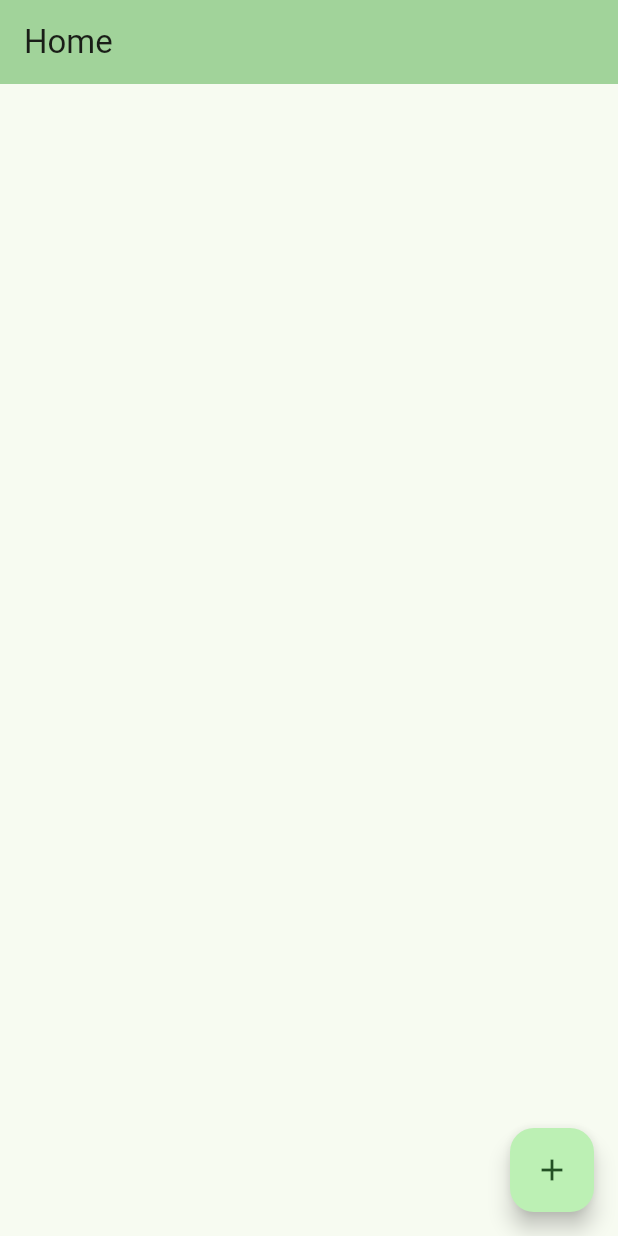
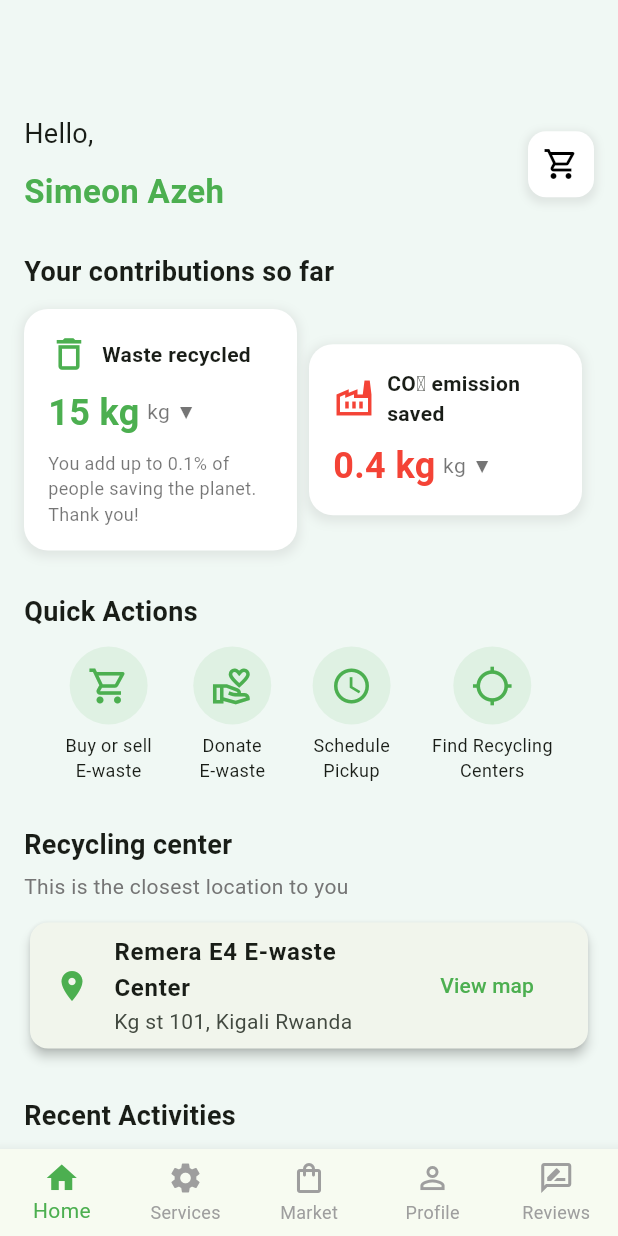
Before and after one commit to Afsaumutoniwase/jaclean, a Flutter app: the screen it shows after launch, on a phone screen of 412 x 824 dp. Run offline on Flutter 3.47's test engine with Material 3 defaults, Android fonts, the phone set to English and light mode, and no system bars; our stand-ins replace firebase_core; accounts and stored records are empty.

Commit message:
adding the home page front end

```diff
--- a/lib/main.dart
+++ b/lib/main.dart
@@ -1,6 +1,11 @@
 import 'package:flutter/material.dart';
 import 'package:firebase_core/firebase_core.dart';
 import 'firebase_options.dart';
+import 'presentation/screens/home_page.dart';
+import 'presentation/screens/profile_page.dart'; // Example additional screen
+import 'presentation/screens/market_page.dart';
+import 'presentation/screens/reviews_page.dart';
+import 'presentation/utils/bottom_nav.dart';
 
 void main() async {
   WidgetsFlutterBinding.ensureInitialized();
@@ -17,44 +22,47 @@ class MyApp extends StatelessWidget {
   @override
   Widget build(BuildContext context) {
     return MaterialApp(
-      title: 'Flutter Demo',
+      title: 'E-Waste Recycling',
+      debugShowCheckedModeBanner: false,
       theme: ThemeData(
         colorScheme: ColorScheme.fromSeed(seedColor: Colors.green),
       ),
-      home: const MyHomePage(title: 'Home'),
+      home: const MainScreen(), // Use the main navigation screen
     );
   }
 }
 
-class MyHomePage extends StatefulWidget {
-  const MyHomePage({super.key, required this.title});
-
-  final String title;
+/// **Manages bottom navigation for multiple pages**
+class MainScreen extends StatefulWidget {
+  const MainScreen({Key? key}) : super(key: key);
 
   @override
-  State<MyHomePage> createState() => _MyHomePageState();
+  _MainScreenState createState() => _MainScreenState();
 }
 
-class _MyHomePageState extends State<MyHomePage> {
-  int _counter = 0;
+class _MainScreenState extends State<MainScreen> {
+  int _selectedIndex = 0;
 
-  void _incrementCounter() {
+  final List<Widget> _pages = [
+    const HomePage(),
+    const MarketPage(),  // Example placeholder
+    const ProfilePage(),
+    const ReviewsPage(),
+  ];
+
+  void _onItemTapped(int index) {
     setState(() {
-      _counter++;
+      _selectedIndex = index;
     });
   }
 
   @override
   Widget build(BuildContext context) {
     return Scaffold(
-      appBar: AppBar(
-        backgroundColor: Theme.of(context).colorScheme.inversePrimary,
-        title: Text(widget.title),
-      ),
-      floatingActionButton: FloatingActionButton(
-        onPressed: _incrementCounter,
-        tooltip: 'Increment',
-        child: const Icon(Icons.add),
+      body: _pages[_selectedIndex], // Display the selected page
+      bottomNavigationBar: BottomNavBar(
+        selectedIndex: _selectedIndex,
+        onItemTapped: _onItemTapped,
       ),
     );
   }
--- /dev/null
+++ b/lib/presentation/screens/home_page.dart
@@ -0,0 +1,246 @@
+import 'package:flutter/material.dart';
+
+class HomePage extends StatelessWidget {
+  const HomePage({Key? key}) : super(key: key);
+
+  @override
+  Widget build(BuildContext context) {
+    return Scaffold(
+      backgroundColor: const Color(0xFFF0F8F4), // Light green background
+      body: SingleChildScrollView(
+        padding: const EdgeInsets.all(16.0),
+        child: Column(
+          crossAxisAlignment: CrossAxisAlignment.start,
+          children: [
+            const SizedBox(height: 60),
+
+            // Greeting & Cart Icon Section in One Row
+            Row(
+              children: [
+                Column(
+                  crossAxisAlignment: CrossAxisAlignment.start,
+                  children: const [
+                    Text("Hello,", style: TextStyle(fontSize: 18)),
+                    SizedBox(height: 10), // Adds slight spacing between "Hello," and "Simeon Azeh"
+                    Text(
+                      "Simeon Azeh",
+                      style: TextStyle(fontSize: 22, fontWeight: FontWeight.bold, color: Colors.green),
+                    ),
+                  ],
+                ),
+
+                const Spacer(), // Pushes the cart icon to the right
+                Container(
+                  decoration: BoxDecoration(
+                    color: Colors.white,
+                    borderRadius: BorderRadius.circular(12), // Rounded edges
+                    boxShadow: [
+                      BoxShadow(
+                        color: Colors.grey.withOpacity(0.2),
+                        spreadRadius: 2,
+                        blurRadius: 4,
+                        offset: const Offset(0, 2),
+                      ),
+                    ],
+                  ),
+                  padding: const EdgeInsets.all(10),
+                  child: const Icon(Icons.shopping_cart_outlined, color: Colors.black),
+                ),
+              ],
+            ),
+
+            const SizedBox(height: 25),
+
+            // Contributions Section
+            _buildContributionsSection(),
+
+            const SizedBox(height: 28),
+
+            // Quick Actions
+            const Text("Quick Actions", style: TextStyle(fontSize: 18, fontWeight: FontWeight.bold)),
+            const SizedBox(height: 10),
+            Row(
+              mainAxisAlignment: MainAxisAlignment.spaceEvenly,
+              children: [
+                _buildQuickAction("Buy or sell\nE-waste", Icons.shopping_cart_outlined),
+                _buildQuickAction("Donate\nE-waste", Icons.volunteer_activism_outlined),
+                _buildQuickAction("Schedule\nPickup", Icons.schedule),
+                _buildQuickAction("Find Recycling\nCenters", Icons.location_searching_outlined),
+              ],
+            ),
+
+            const SizedBox(height: 28),
+
+            // Recycling Center Section
+            const Text("Recycling center", style: TextStyle(fontSize: 18, fontWeight: FontWeight.bold)),
+            const SizedBox(height: 5),
+            Text("This is the closest location to you", style: TextStyle(color: Colors.grey[600], fontSize: 14)),
+            const SizedBox(height: 10),
+            _buildRecyclingCenter("Remera E4 E-waste Center", "Kg st 101, Kigali Rwanda"),
+
+            const SizedBox(height: 28),
+
+            // Recent Activities
+            const Text("Recent Activities", style: TextStyle(fontSize: 18, fontWeight: FontWeight.bold)),
+            const SizedBox(height: 10),
+            _buildRecentActivity("Your laptop product listed and active"),
+
+            const SizedBox(height: 28),
+
+            // Featured Blogs
+            const Text("Featured blogs", style: TextStyle(fontSize: 18, fontWeight: FontWeight.bold)),
+          ],
+        ),
+      ),
+    );
+  }
+
+  /// **Builds the Contributions Section**
+  Widget _buildContributionsSection() {
+    return Column(
+      crossAxisAlignment: CrossAxisAlignment.start,
+      children: [
+        const Text(
+          "Your contributions so far",
+          style: TextStyle(fontSize: 18, fontWeight: FontWeight.bold),
+        ),
+        const SizedBox(height: 12),
+
+        Row(
+          mainAxisAlignment: MainAxisAlignment.spaceBetween,
+          children: [
+            _buildContributionCard(
+              title: "Waste recycled",
+              value: "15 kg",
+              description: "You add up to 0.1% of people saving the planet. Thank you!",
+              icon: Icons.delete_outline,
+              iconColor: Colors.green,
+            ),
+            _buildContributionCard(
+              title: "CO₂ emission\nsaved",
+              value: "0.4 kg",
+              description: "",
+              icon: Icons.factory_outlined,
+              iconColor: Colors.red,
+            ),
+          ],
+        ),
+      ],
+    );
+  }
+
+  /// **Creates a Contribution Card**
+  Widget _buildContributionCard({
+    required String title,
+    required String value,
+    required String description,
+    required IconData icon,
+    required Color iconColor,
+  }) {
+    return Expanded(
+      child: Container(
+        padding: const EdgeInsets.all(16),
+        margin: const EdgeInsets.only(right: 8),
+        decoration: BoxDecoration(
+          color: Colors.white,
+          borderRadius: BorderRadius.circular(16),
+          boxShadow: [
+            BoxShadow(
+              color: Colors.grey.withOpacity(0.2),
+              spreadRadius: 2,
+              blurRadius: 5,
+              offset: const Offset(0, 2),
+            ),
+          ],
+        ),
+        child: Column(
+          crossAxisAlignment: CrossAxisAlignment.start,
+          children: [
+            Row(
+              children: [
+                Icon(icon, size: 28, color: iconColor),
+                const SizedBox(width: 8),
+                Expanded(
+                  child: Text(
+                    title,
+                    style: const TextStyle(fontSize: 14, fontWeight: FontWeight.bold),
+                  ),
+                ),
+              ],
+            ),
+            const SizedBox(height: 8),
+            Row(
+              children: [
+                Text(
+                  value,
+                  style: TextStyle(
+                    fontSize: 24,
+                    fontWeight: FontWeight.bold,
+                    color: iconColor,
+                  ),
+                ),
+                const SizedBox(width: 5),
+                const Text("kg ▼", style: TextStyle(fontSize: 14, color: Colors.black54)),
+              ],
+            ),
+            if (description.isNotEmpty) ...[
+              const SizedBox(height: 8),
+              Text(description, style: const TextStyle(fontSize: 12, color: Colors.black54)),
+            ],
+          ],
+        ),
+      ),
+    );
+  }
+
+  /// **Builds the Quick Action buttons**
+  Widget _buildQuickAction(String label, IconData icon) {
+    return Column(
+      children: [
+        Container(
+          decoration: BoxDecoration(
+            shape: BoxShape.circle,
+            color: Colors.green.withOpacity(0.1),
+          ),
+          padding: const EdgeInsets.all(12),
+          child: Icon(icon, size: 28, color: Colors.green),
+        ),
+        const SizedBox(height: 5),
+        Text(label, textAlign: TextAlign.center, style: const TextStyle(fontSize: 12)),
+      ],
+    );
+  }
+
+  /// **Builds the Recycling Center section**
+  Widget _buildRecyclingCenter(String name, String address) {
+    return Card(
+      elevation: 3,
+      shape: RoundedRectangleBorder(borderRadius: BorderRadius.circular(12)),
+      child: ListTile(
+        leading: const Icon(Icons.location_on, color: Colors.green),
+        title: Text(name, style: const TextStyle(fontWeight: FontWeight.bold)),
+        subtitle: Text(address),
+        trailing: TextButton(
+          onPressed: () {},
+          child: const Text("View map", style: TextStyle(color: Colors.green)),
+        ),
+      ),
+    );
+  }
+
+  /// **Builds the Recent Activity section**
+  Widget _buildRecentActivity(String activity) {
+    return Card(
+      elevation: 3,
+      shape: RoundedRectangleBorder(borderRadius: BorderRadius.circular(12)),
+      child: ListTile(
+        leading: const Icon(Icons.notifications_none_outlined, color: Colors.green),
+        title: Text(activity),
+        trailing: TextButton(
+          onPressed: () {},
+          child: const Text("View product", style: TextStyle(color: Colors.green)),
+        ),
+      ),
+    );
+  }
+}
--- /dev/null
+++ b/lib/presentation/screens/market_page.dart
@@ -0,0 +1,20 @@
+import 'package:flutter/material.dart';
+
+class MarketPage extends StatelessWidget {
+  const MarketPage({Key? key}) : super(key: key);
+
+  @override
+  Widget build(BuildContext context) {
+    return Scaffold(
+      appBar: AppBar(
+        title: const Text('Market'),
+      ),
+      body: const Center(
+        child: Text(
+          'Market Page - Coming Soon!',
+          style: TextStyle(fontSize: 18, fontWeight: FontWeight.bold),
+        ),
+      ),
+    );
+  }
+}
--- /dev/null
+++ b/lib/presentation/screens/profile_page.dart
@@ -0,0 +1,20 @@
+import 'package:flutter/material.dart';
+
+class ProfilePage extends StatelessWidget {
+  const ProfilePage({Key? key}) : super(key: key);
+
+  @override
+  Widget build(BuildContext context) {
+    return Scaffold(
+      appBar: AppBar(
+        title: const Text('Profile'),
+      ),
+      body: const Center(
+        child: Text(
+          'Profile Page - Coming Soon!',
+          style: TextStyle(fontSize: 18, fontWeight: FontWeight.bold),
+        ),
+      ),
+    );
+  }
+}
--- /dev/null
+++ b/lib/presentation/screens/reviews_page.dart
@@ -0,0 +1,20 @@
+import 'package:flutter/material.dart';
+
+class ReviewsPage extends StatelessWidget {
+  const ReviewsPage({Key? key}) : super(key: key);
+
+  @override
+  Widget build(BuildContext context) {
+    return Scaffold(
+      appBar: AppBar(
+        title: const Text('Reviews'),
+      ),
+      body: const Center(
+        child: Text(
+          'Reviews Page - Coming Soon!',
+          style: TextStyle(fontSize: 18, fontWeight: FontWeight.bold),
+        ),
+      ),
+    );
+  }
+}
--- /dev/null
+++ b/lib/presentation/utils/bottom_nav.dart
@@ -0,0 +1,51 @@
+import 'package:flutter/material.dart';
+
+class BottomNavBar extends StatelessWidget {
+  final int selectedIndex;
+  final Function(int) onItemTapped;
+
+  const BottomNavBar({
+    Key? key,
+    required this.selectedIndex,
+    required this.onItemTapped,
+  }) : super(key: key);
+
+  @override
+  Widget build(BuildContext context) {
+    return BottomNavigationBar(
+      type: BottomNavigationBarType.fixed, // Ensures all icons and labels are visible
+      currentIndex: selectedIndex,
+      onTap: onItemTapped,
+      selectedItemColor: Colors.green, // Active tab color
+      unselectedItemColor: Colors.grey, // Inactive tab color
+      showUnselectedLabels: true, // Ensures unselected labels remain visible
+      items: const [
+        BottomNavigationBarItem(
+          icon: Icon(Icons.home_outlined), // Home icon
+          activeIcon: Icon(Icons.home), // Filled icon when active
+          label: 'Home',
+        ),
+        BottomNavigationBarItem(
+          icon: Icon(Icons.settings), // Settings/Gear icon for Services
+          activeIcon: Icon(Icons.settings_applications), // More detailed settings icon
+          label: 'Services',
+        ),
+        BottomNavigationBarItem(
+          icon: Icon(Icons.shopping_bag_outlined), // Shopping bag for Market
+          activeIcon: Icon(Icons.shopping_bag), // Filled version when active
+          label: 'Market',
+        ),
+        BottomNavigationBarItem(
+          icon: Icon(Icons.person_outline), // Profile icon
+          activeIcon: Icon(Icons.person), // Filled profile icon when active
+          label: 'Profile',
+        ),
+        BottomNavigationBarItem(
+          icon: Icon(Icons.rate_review_outlined), // Review icon
+          activeIcon: Icon(Icons.rate_review), // Filled version when active
+          label: 'Reviews',
+        ),
+      ],
+    );
+  }
+}
```
Also changed, not shown: lib/presentation/screens/empty.dart (deleted), lib/presentation/utils/empty.dart (deleted).
